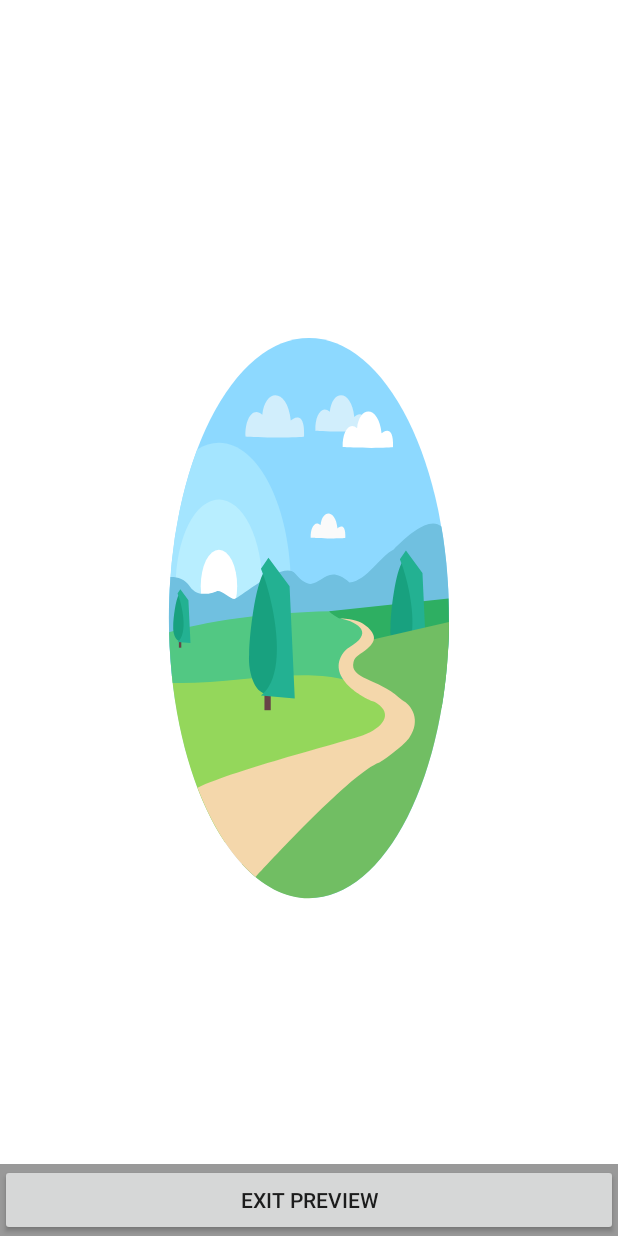
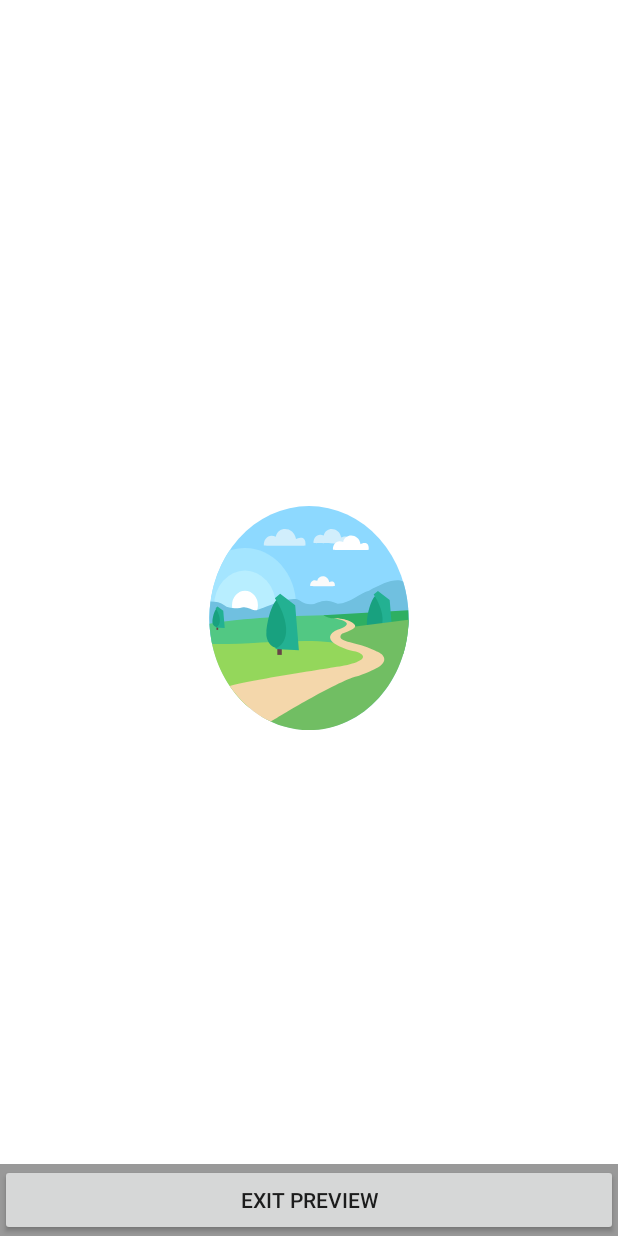
Before and after one commit to rubayetevan/Wallpaper, an Android app: the layout activity_fullscreen.xml on its own in the app's theme, with its tools: preview values and no code run, on a phone screen of 412 x 824 dp. Run offline under Robolectric (Android 15) with nearby library versions, the phone set to English and light mode, and no system bars.

Commit message:
3rd commit

```diff
--- /dev/null
+++ b/app/src/main/res/drawable/image_background3.xml
@@ -0,0 +1,27 @@
+<vector android:height="24dp" android:viewportHeight="1280.0"
+    android:viewportWidth="720.0" android:width="24dp" xmlns:android="http://schemas.android.com/apk/res/android">
+    <path android:fillColor="#FFFFFF" android:pathData="M0,0h720v1280h-720z"/>
+    <path android:fillColor="#8DD9FF" android:pathData="M360,640m-116,0a116,116 0,1 1,232 0a116,116 0,1 1,-232 0"/>
+    <path android:fillColor="#A4E5FF" android:pathData="M285.4,567.4c-6.3,0 -12.3,1 -18,2.8C252.7,589.6 244,613.8 244,640c0,11.8 1.8,23.2 5.1,34c10,7.8 22.6,12.4 36.3,12.4c32.9,0 59.5,-26.6 59.5,-59.5S318.2,567.4 285.4,567.4z"/>
+    <path android:fillColor="#B8EEFF" android:pathData="M285.4,626.8m-35.9,0a35.9,35.9 0,1 1,71.8 0a35.9,35.9 0,1 1,-71.8 0"/>
+    <path android:fillColor="#FFFFFF" android:pathData="M285.4,626.8m-15.1,0a15.1,15.1 0,1 1,30.2 0a15.1,15.1 0,1 1,-30.2 0"/>
+    <path android:fillColor="#D1EEFC" android:pathData="M307.4,564.8c5.1,0.5 47.7,0.6 48.5,0c0.9,-11.2 -9.1,-7.4 -11,-6.6c-2.5,-13.3 -21.2,-13.7 -23.6,-2.4C313.3,552.3 306.9,557.8 307.4,564.8z"/>
+    <path android:fillColor="#D1EEFC" android:pathData="M365.3,562.4c4.4,0.4 41,0.5 41.7,0c0.8,-9.6 -7.9,-6.4 -9.5,-5.7c-2.1,-11.4 -18.2,-11.8 -20.3,-2.1C370.3,551.6 364.8,556.4 365.3,562.4z"/>
+    <path android:fillColor="#FFFFFF" android:pathData="M387.9,569.2c4.4,0.4 41,0.5 41.7,0c0.8,-9.6 -7.9,-6.4 -9.5,-5.7c-2.1,-11.4 -18.2,-11.8 -20.3,-2.1C393,558.4 387.5,563.2 387.9,569.2z"/>
+    <path android:fillColor="#FAFAFA" android:pathData="M361.4,606.8c3,0.3 28.2,0.4 28.7,0c0.5,-6.6 -5.4,-4.4 -6.5,-3.9c-1.5,-7.9 -12.6,-8.1 -14,-1.4C364.9,599.4 361.1,602.6 361.4,606.8z"/>
+    <path android:fillColor="#94D75B" android:pathData="M385.3,657.6l-139,6c5.8,28.3 21.9,52.8 44.2,69.4l60.3,-16.6l71.7,-25.6l13.6,-12.7l-27.5,-10.9L385.3,657.6z"/>
+    <path android:fillColor="#70C0E0" android:pathData="M429.9,611.7c-9.7,2 -21.9,12.9 -36.4,13.6c-23.5,-10.4 -24.7,8.4 -44.8,-3.6c-9.3,-6.1 -47.1,10.4 -50.5,10.4s-11.5,-4.1 -14.7,-3.2c-3.2,0.9 -16.1,2.7 -22.2,-2c-4,-3.1 -10.8,-4 -16.1,-3.9c-0.8,5.6 -1.3,11.3 -1.3,17.1c0,8.2 0.9,16 2.5,23.8L453.2,653h22c0.5,-4 0.8,-8.7 0.8,-13.2c0,-13.2 -2.2,-25.8 -6.3,-37.7C460.6,598.2 445,604.1 429.9,611.7z"/>
+    <path android:fillColor="#52C883" android:pathData="M406.9,670.1l63,7.1c3.6,-10.6 5.7,-22 6,-33.7l-0.3,-3.2c-91.7,-7.6 -195.8,-0.2 -231.5,5.6c0.4,7.2 1.4,14.2 3,21C298.1,667.8 378.4,657.3 406.9,670.1z"/>
+    <path android:fillColor="#2EAF62" android:pathData="M385.6,640.2c0.4,0 4.4,0.3 4.4,0.3l5.4,0.6l4.5,0.8l8.7,4.4l3.5,0.2l1.4,9.9l9.5,5.3l52.1,-8.3c0.5,-4.3 0.8,-8.8 0.8,-13.2c0,-2.8 -0.1,-5.5 -0.3,-8.3l-99,5.3C377.8,638 384.1,640.1 385.6,640.2z"/>
+    <path android:fillColor="#18A17F" android:pathData="M341,655.9c0,-0.5 -0.1,-1 -0.1,-1.4c-0.3,-8 -4.8,-28.2 -12.6,-34.1c-1.5,-1.1 -3.5,-1.1 -5,0c-8,5.9 -12.6,26.3 -12.9,34.2c0,0.5 0,1 -0.1,1.4c-0.4,5.1 3.2,15.2 15.4,15.4v0c0,0 0,0 0,0s0,0 0,0v0C337.7,671.2 341.4,661 341,655.9z"/>
+    <path android:fillColor="#674447" android:pathData="M323.1,671.3h5.2v6.9h-5.2z"/>
+    <path android:fillColor="#23B192" android:pathData="M320.2,619.6c9.4,11.3 24.4,43.3 0,52.5l28,1.2l-4.3,-46.5L326.4,615L320.2,619.6z"/>
+    <path android:fillColor="#18A17F" android:pathData="M259.1,643.7c0,-0.2 0,-0.4 0,-0.5c-0.1,-3 -1.8,-10.8 -4.8,-13.1c-0.6,-0.4 -1.3,-0.4 -1.9,0c-3,2.3 -4.8,10.1 -4.9,13.1c0,0.2 0,0.4 0,0.5c-0.2,1.9 1.2,5.8 5.9,5.9v0c0,0 0,0 0,0s0,0 0,0v0C257.8,649.6 259.2,645.7 259.1,643.7z"/>
+    <path android:fillColor="#674447" android:pathData="M252.2,649.6h2v2.7h-2z"/>
+    <path android:fillColor="#23B192" android:pathData="M251.1,629.8c3.6,4.3 9.3,16.6 0,20.1l10.7,0.5l-1.7,-17.8l-6.7,-4.5L251.1,629.8z"/>
+    <path android:fillColor="#18A17F" android:pathData="M451.7,644.4c0,-0.4 0,-0.8 -0.1,-1.1c-0.3,-6.3 -3.7,-22.3 -10,-26.9c-1.2,-0.9 -2.8,-0.9 -3.9,0c-6.3,4.7 -9.9,20.7 -10.2,27c0,0.4 0,0.8 -0.1,1.1c-0.3,4 2.5,12 12.1,12.1v0c0,0 0,0 0,0s0,0 0,0v0C449.1,656.4 452.1,648.3 451.7,644.4z"/>
+    <path android:fillColor="#674447" android:pathData="M437.6,656.4h4.1v5.5h-4.1z"/>
+    <path android:fillColor="#23B192" android:pathData="M435.3,615.7c7.4,8.9 19.3,34.2 0,41.4l22.1,1l-3.4,-36.7l-13.7,-9.4L435.3,615.7z"/>
+    <path android:fillColor="#71BE63" android:pathData="M324.7,718.7L304.6,742c16.5,9 35.3,14.1 55.4,14.1c63.5,0 115.1,-51.1 116,-114.4l-71.2,8.1l-11.3,11.6l41.7,17.9l-11.6,13.3L324.7,718.7z"/>
+    <path android:fillColor="#F4D7AB" android:pathData="M404.8,688.6c-16,2.8 -104.8,14.1 -137.1,21.7c12.4,16.2 28.9,29.1 48.1,37c12.1,-6.6 80.3,-43.5 102.5,-47.4c20.4,-6.7 24.9,-10.4 24.9,-10.4c10,-7.3 1.3,-13.3 -4.3,-14.9c-1.4,-0.4 -2.8,-1 -4.2,-1.6c-17.4,-8 -41.4,-7.7 -37.8,-14.8c0.6,-1.2 1.7,-2 3,-2.4c13.7,-4.4 17.6,-7.1 10.4,-11.1c-1.7,-1 -3.6,-1.7 -5.5,-2.3c-2.6,-0.7 -6.1,-2 -19.1,-2.3c16.6,1.8 27.9,6.3 7.5,12.1c-2.1,0.6 -4.2,1.6 -5.9,3c-11.7,9.8 17.2,17.7 25.6,19.3c1.1,0.2 2.2,0.5 3.3,0.8C429.8,679.8 421.4,685.4 404.8,688.6z"/>
+</vector>
--- a/app/src/main/res/layout/activity_fullscreen.xml
+++ b/app/src/main/res/layout/activity_fullscreen.xml
@@ -2,7 +2,7 @@
     xmlns:tools="http://schemas.android.com/tools"
     android:layout_width="match_parent"
     android:layout_height="match_parent"
-    android:background="@drawable/image_background1"
+    android:background="@drawable/image_background3"
     tools:context="com.bdjobs.wallpaper.FullscreenActivity">
 
     <!-- The primary full-screen view. This can be replaced with whatever view
--- a/app/src/main/res/layout/activity_main2.xml
+++ b/app/src/main/res/layout/activity_main2.xml
@@ -21,7 +21,7 @@
             tools:context="com.bdjobs.wallpaper.Main2Activity">
 
             <ImageView
-                android:background="@drawable/image_background1"
+                android:background="@drawable/image_background2"
                 android:id="@+id/imgD"
                 android:layout_width="match_parent"
                 android:layout_height="match_parent"
```
Also changed, not shown: app/src/main/res/drawable/image_background.xml (deleted, +0 -26 lines), app/src/main/res/drawable/image_background2.xml (added, +27 -0 lines).
